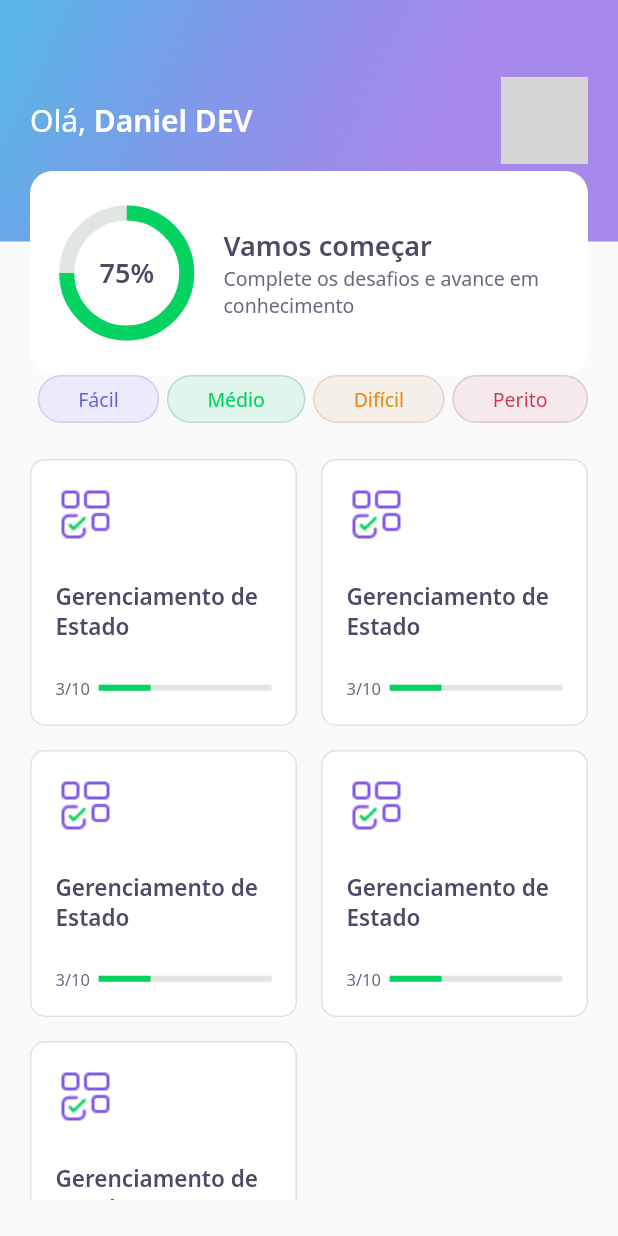
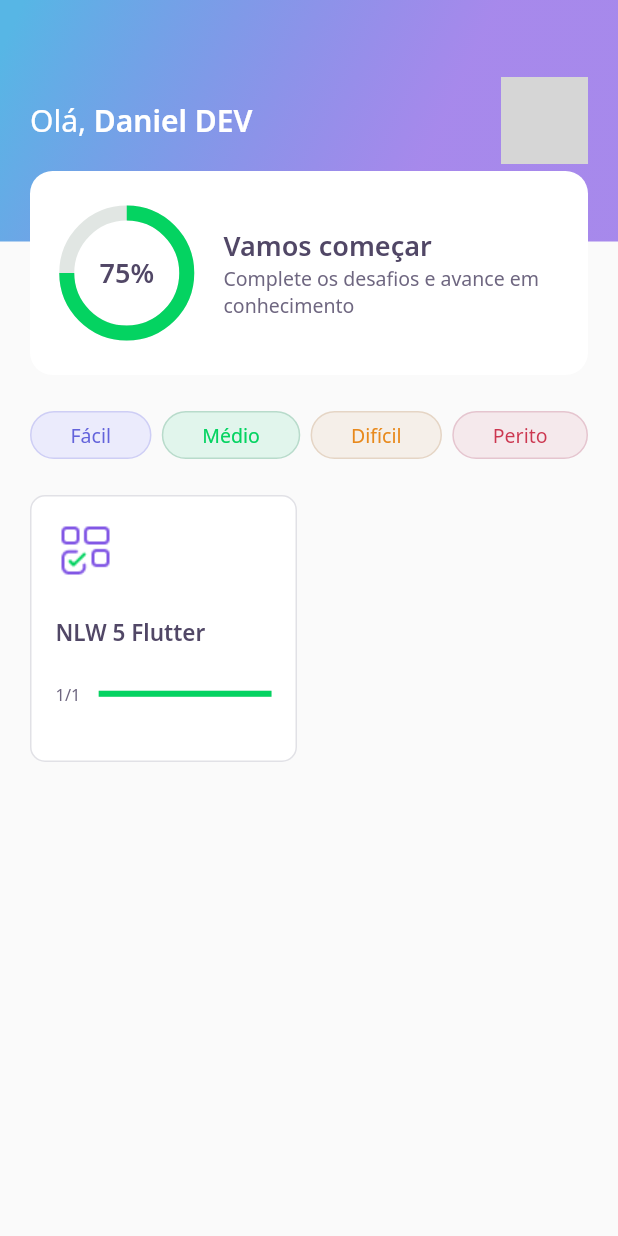
Before and after one commit to Daniels887/dev_quiz, a Flutter app: the HomePage screen opened directly, on a phone screen of 412 x 824 dp. Run offline on Flutter 3.47's test engine with Material 2 defaults, Android fonts, the phone set to English and light mode, and no system bars; our stand-ins replace google_fonts; accounts and stored records are empty; network calls fail; grey boxes are pictures that could not be loaded.

Commit message:
feat: finish day 3

```diff
--- /dev/null
+++ b/assets/database/quizzes.json
@@ -0,0 +1,28 @@
+[
+  {
+    "title": "NLW 5 Flutter",
+    "imagem": "blocks",
+    "level": "facil",
+    "questionAnswered": 1,
+    "questions": [
+      {
+        "title": "Esta curtindo o flutter",
+        "answers": [
+          {
+            "title": "Estou curtindo"
+          },
+          {
+            "title": "Estou adorando"
+          },
+          {
+            "title": "Amando Flutter"
+          },
+          {
+            "title": "Show de bola",
+            "isRight": true
+          }
+        ]
+      }
+    ]
+  }
+]
--- /dev/null
+++ b/assets/database/user.json
@@ -0,0 +1,5 @@
+{
+  "name": "Daniel DEV",
+  "score": 50,
+  "photoUrl": "https://avatars.githubusercontent.com/u/58083563?v=4"
+}
--- a/lib/core/app_widget.dart
+++ b/lib/core/app_widget.dart
@@ -1,5 +1,5 @@
 import 'package:dev_quiz/challenge/challenge_page.dart';
-// import 'package:dev_quiz/home/home_page.dart';
+import 'package:dev_quiz/home/home_page.dart';
 // import 'package:dev_quiz/splash/splash_page.dart';
 import 'package:flutter/material.dart';
 
@@ -8,7 +8,7 @@ class AppWidget extends StatelessWidget {
   Widget build(BuildContext context) {
     return MaterialApp(
       title: "DevQuiz",
-      home: ChallengePage(),
+      home: HomePage(),
     );
   }
 }
--- /dev/null
+++ b/lib/home/home_controller.dart
@@ -0,0 +1,33 @@
+import 'package:dev_quiz/core/core.dart';
+import 'package:dev_quiz/home/home_repository.dart';
+import 'package:dev_quiz/shared/models/answer_model.dart';
+import 'package:dev_quiz/shared/models/question_model.dart';
+import 'package:dev_quiz/shared/models/quiz_model.dart';
+import 'package:dev_quiz/shared/models/user_model.dart';
+import 'package:flutter/foundation.dart';
+
+import 'home_state.dart';
+
+class HomeController {
+  final ValueNotifier<HomeState> stateNotifier =
+      ValueNotifier<HomeState>(HomeState.empty);
+  set state(HomeState state) => stateNotifier.value = state;
+  HomeState get state => stateNotifier.value;
+
+  UserModel? user;
+  List<QuizModel>? quizzes;
+
+  final repository = HomeRepository();
+
+  void getUser() async {
+    state = HomeState.loading;
+    user = await repository.getUser();
+    state = HomeState.success;
+  }
+
+  void getQuizzes() async {
+    state = HomeState.loading;
+    quizzes = await repository.getQuizzes();
+    state = HomeState.success;
+  }
+}
--- a/lib/home/home_page.dart
+++ b/lib/home/home_page.dart
@@ -1,7 +1,11 @@
+import 'package:dev_quiz/core/core.dart';
+import 'package:dev_quiz/home/home_controller.dart';
 import 'package:dev_quiz/home/widgets/app_bar/app_bar_widget.dart';
 import 'package:dev_quiz/home/widgets/level_button/level_button_widget.dart';
 import 'package:dev_quiz/home/widgets/quiz_card/quiz_card.widget.dart';
 import 'package:flutter/material.dart';
+
+import 'home_state.dart';
 
 class HomePage extends StatefulWidget {
   HomePage({Key? key}) : super(key: key);
@@ -10,18 +14,33 @@ class HomePage extends StatefulWidget {
 }
 
 class _HomePageState extends State<HomePage> {
+  final controller = HomeController();
+
+  @override
+  void initState() {
+    super.initState();
+
+    controller.getUser();
+    controller.getQuizzes();
+    controller.stateNotifier.addListener(() {
+      setState(() {});
+    });
+  }
+
   @override
   Widget build(BuildContext context) {
+    if (controller.state == HomeState.success) {
       return Scaffold(
-        appBar: AppBarWidget(),
+          appBar: AppBarWidget(user: controller.user!),
           body: Padding(
             padding: const EdgeInsets.symmetric(horizontal: 20),
             child: Column(
               children: [
-              Row(
+                Padding(
+                  padding: const EdgeInsets.only(top: 24),
+                  child: Row(
                     mainAxisAlignment: MainAxisAlignment.spaceBetween,
                     children: [
-                  SizedBox(height: 24),
                       LevelButtonWidget(
                         label: "Fácil",
                       ),
@@ -36,24 +55,35 @@ class _HomePageState extends State<HomePage> {
                       ),
                     ],
                   ),
+                ),
                 SizedBox(height: 24),
                 Expanded(
                   child: GridView.count(
                     crossAxisSpacing: 16,
                     mainAxisSpacing: 16,
                     crossAxisCount: 2,
-                  children: [
-                    QuizCardWidget(),
-                    QuizCardWidget(),
-                    QuizCardWidget(),
-                    QuizCardWidget(),
-                    QuizCardWidget()
-                  ],
+                    children: controller.quizzes!
+                        .map((e) => QuizCardWidget(
+                              title: e.title,
+                              completed:
+                                  "${e.questionAnswered}/${e.questions.length}",
+                              percent: e.questionAnswered / e.questions.length,
+                            ))
+                        .toList(),
                   ),
                 ),
                 SizedBox(height: 24)
               ],
             ),
           ));
+    } else {
+      return Scaffold(
+        body: Center(
+          child: CircularProgressIndicator(
+            valueColor: AlwaysStoppedAnimation<Color>(AppColors.darkGreen),
+          ),
+        ),
+      );
     }
   }
+}
--- /dev/null
+++ b/lib/home/home_state.dart
@@ -0,0 +1 @@
+enum HomeState { success, loading, error, empty }
--- a/lib/home/widgets/app_bar/app_bar_widget.dart
+++ b/lib/home/widgets/app_bar/app_bar_widget.dart
@@ -1,9 +1,12 @@
 import 'package:dev_quiz/core/core.dart';
 import 'package:dev_quiz/home/widgets/score_card/score_card_widget.dart';
+import 'package:dev_quiz/shared/models/user_model.dart';
 import 'package:flutter/material.dart';
 
 class AppBarWidget extends PreferredSize {
-  AppBarWidget()
+  final UserModel user;
+
+  AppBarWidget({required this.user})
       : super(
             preferredSize: Size.fromHeight(250),
             child: Container(
@@ -23,7 +26,7 @@ class AppBarWidget extends PreferredSize {
                             style: AppTextStyles.title,
                             children: [
                               TextSpan(
-                                  text: "Daniel DEV",
+                                  text: user.name,
                                   style: AppTextStyles.titleBold)
                             ])),
                         Container(
@@ -32,8 +35,7 @@ class AppBarWidget extends PreferredSize {
                           decoration: BoxDecoration(
                             borderRadius: BorderRadius.circular(10),
                             image: DecorationImage(
-                                image: NetworkImage(
-                                    'https://avatars.githubusercontent.com/u/58083563?v=4')),
+                                image: NetworkImage(user.photoUrl)),
                           ),
                         )
                       ],
--- a/lib/home/widgets/quiz_card/quiz_card.widget.dart
+++ b/lib/home/widgets/quiz_card/quiz_card.widget.dart
@@ -5,6 +5,17 @@ import 'package:dev_quiz/shared/widgets/progress_indicator/progress_indicator_wi
 import 'package:flutter/material.dart';
 
 class QuizCardWidget extends StatelessWidget {
+  final String title;
+  final String completed;
+  final double percent;
+
+  const QuizCardWidget(
+      {Key? key,
+      required this.title,
+      required this.completed,
+      required this.percent})
+      : super(key: key);
+
   @override
   Widget build(BuildContext context) {
     return Container(
@@ -19,13 +30,13 @@ class QuizCardWidget extends StatelessWidget {
           Container(
               width: 40, height: 40, child: Image.asset(AppImages.blocks)),
           SizedBox(height: 24),
-          Text('Gerenciamento de Estado', style: AppTextStyles.heading15),
+          Text(title, style: AppTextStyles.heading15),
           SizedBox(height: 24),
           Row(
             children: [
               Expanded(
-                  flex: 1, child: Text('3/10', style: AppTextStyles.body11)),
-              Expanded(flex: 4, child: ProgressIndicatorWidget(value: 0.3))
+                  flex: 1, child: Text(completed, style: AppTextStyles.body11)),
+              Expanded(flex: 4, child: ProgressIndicatorWidget(value: percent))
             ],
           )
         ],
--- /dev/null
+++ b/lib/shared/models/quiz_model.dart
@@ -0,0 +1,64 @@
+import 'dart:convert';
+
+import 'package:dev_quiz/shared/models/question_model.dart';
+
+enum Level { facil, medio, dificil, perito }
+
+extension LevelStringExt on String {
+  Level get parse => {
+        "facil": Level.facil,
+        "medio": Level.medio,
+        "dificil": Level.dificil,
+        "perito": Level.perito
+      }[this]!;
+}
+
+extension LevelExt on Level {
+  String get parse => {
+        Level.facil: "facil",
+        Level.medio: "medio",
+        Level.dificil: "dificil",
+        Level.perito: "perito"
+      }[this]!;
+}
+
+class QuizModel {
+  final String title;
+  final List<QuestionModel> questions;
+  final int questionAnswered;
+  final String imagem;
+  final Level level;
+
+  QuizModel(
+      {required this.title,
+      required this.questions,
+      this.questionAnswered = 0,
+      required this.imagem,
+      required this.level});
+
+  Map<String, dynamic> toMap() {
+    return {
+      'title': title,
+      'questions': questions.map((x) => x.toMap()).toList(),
+      'questionAnswered': questionAnswered,
+      'imagem': imagem,
+      'level': level.parse,
+    };
+  }
+
+  factory QuizModel.fromMap(Map<String, dynamic> map) {
+    return QuizModel(
+      title: map['title'],
+      questions: List<QuestionModel>.from(
+          map['questions']?.map((x) => QuestionModel.fromMap(x))),
+      questionAnswered: map['questionAnswered'],
+      imagem: map['imagem'],
+      level: map['level'].toString().parse,
+    );
+  }
+
+  String toJson() => json.encode(toMap());
+
+  factory QuizModel.fromJson(String source) =>
+      QuizModel.fromMap(json.decode(source));
+}
--- /dev/null
+++ b/lib/shared/models/user_model.dart
@@ -0,0 +1,63 @@
+import 'dart:convert';
+
+class UserModel {
+  final String name;
+  final String photoUrl;
+  final int score;
+
+  UserModel({
+    required this.name,
+    required this.photoUrl,
+    this.score = 0,
+  });
+
+  UserModel copyWith({
+    String? name,
+    String? photoUrl,
+    int? score,
+  }) {
+    return UserModel(
+      name: name ?? this.name,
+      photoUrl: photoUrl ?? this.photoUrl,
+      score: score ?? this.score,
+    );
+  }
+
+  Map<String, dynamic> toMap() {
+    return {
+      'name': name,
+      'photoUrl': photoUrl,
+      'score': score,
+    };
+  }
+
+  factory UserModel.fromMap(Map<String, dynamic> map) {
+    return UserModel(
+      name: map['name'],
+      photoUrl: map['photoUrl'],
+      score: map['score'],
+    );
+  }
+
+  String toJson() => json.encode(toMap());
+
+  factory UserModel.fromJson(String source) =>
+      UserModel.fromMap(json.decode(source));
+
+  @override
+  String toString() =>
+      'UserModel(name: $name, photoUrl: $photoUrl, score: $score)';
+
+  @override
+  bool operator ==(Object other) {
+    if (identical(this, other)) return true;
+
+    return other is UserModel &&
+        other.name == name &&
+        other.photoUrl == photoUrl &&
+        other.score == score;
+  }
+
+  @override
+  int get hashCode => name.hashCode ^ photoUrl.hashCode ^ score.hashCode;
+}
--- a/pubspec.yaml
+++ b/pubspec.yaml
@@ -18,5 +18,6 @@ dev_dependencies:
 flutter:
   assets:
     - assets/images/
+    - assets/database/
 
   uses-material-design: true
```
Also changed, not shown: lib/home/home_repository.dart (added, +21 -0 lines), lib/shared/models/answer_model.dart (added, +27 -0 lines), lib/shared/models/question_model.dart (added, +31 -0 lines). Lines whose indentation alone changed are shown as unchanged.
